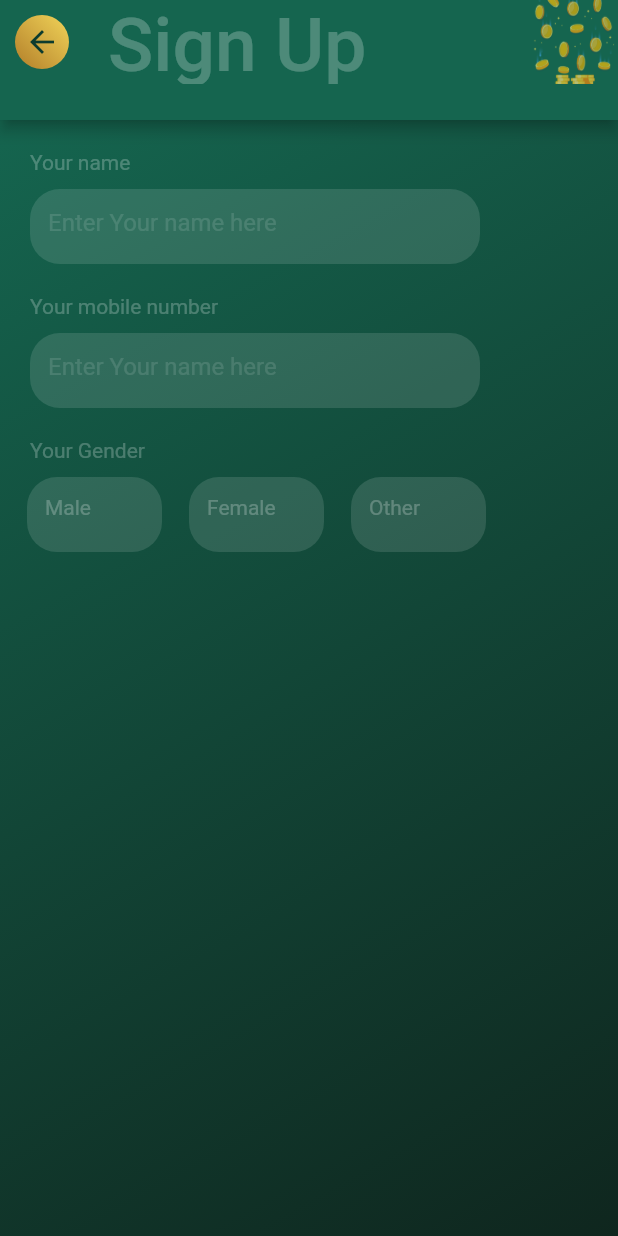
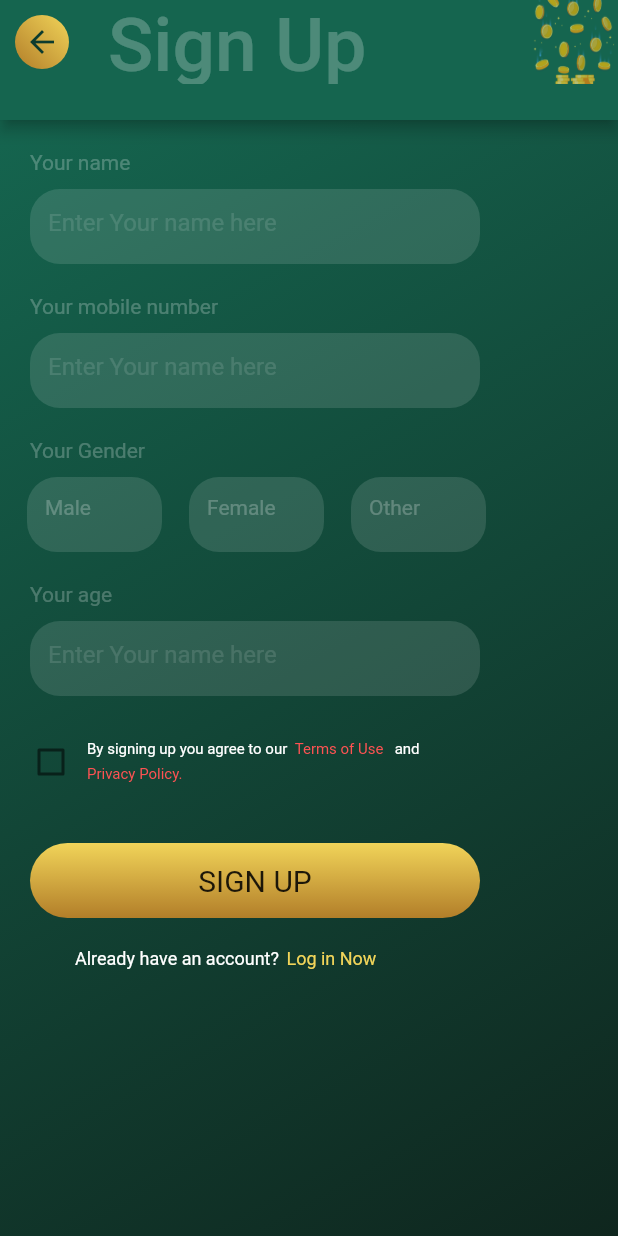
Before and after one commit to vishnupraja/Container-Radio-button, a Flutter app: the Attica screen opened directly, on a phone screen of 412 x 824 dp. Run offline on Flutter 3.47's test engine with Material 2 defaults, Android fonts, the phone set to English and light mode, and no system bars.

Commit message:
Container Radio Button

```diff
--- a/lib/attica.dart
+++ b/lib/attica.dart
@@ -9,6 +9,8 @@ class Attica extends StatefulWidget {
 }
 
 class _AtticaState extends State<Attica> {
+  bool agree = false;
+  void _doSomething() {}
   int? _selectedValueIndex;
   List<String> buttonText = ["Male", "Female","Other"];
 
@@ -180,6 +182,119 @@ class _AtticaState extends State<Attica> {
                 )
               ],
             ),
+            Padding(
+              padding: EdgeInsets.only(left: 20,top: 20),
+              child:  Text("Your age",style: TextStyle(color: Colors.white24),),
+            ),
+            Padding(
+                padding: EdgeInsets.only(right: 20,left: 20,top: 10),
+                child: Container(
+                  height: 50,
+                  width: 300,
+                  decoration: BoxDecoration(
+                    borderRadius: BorderRadius.circular(20),
+                  ),
+                  child:  TextFormField(
+                    style: TextStyle(color: Colors.white54),
+                    decoration: InputDecoration(
+                        filled: true,
+                        fillColor: Colors.white12,
+                        hintText: "Enter Your name here",
+                        hintStyle: TextStyle(color: Colors.white12),
+                        border: OutlineInputBorder(
+                            borderRadius: BorderRadius.circular(20),
+                            borderSide: BorderSide.none
+                        )
+
+
+                    ),
+                  ),
+                )
+            ),
+            Padding(
+              padding: EdgeInsets.only(left: 10,top: 20),
+              child:  Row(
+                children: [
+                  Checkbox(
+
+                    activeColor: Colors.green,
+                    checkColor: Colors.white,
+                    value: agree,
+                    onChanged: (value) {
+                      setState(() {
+                        agree = value ?? false;
+                      });
+                    },
+                  ),
+
+
+                  Column(
+                    crossAxisAlignment: CrossAxisAlignment.start,
+                    children: [
+
+                      Row(
+                        children: const [
+                          Text(
+                            'By signing up you agree to our',
+                            style: TextStyle(color: Colors.white,fontSize: 10),
+                            overflow: TextOverflow.ellipsis,
+                          ),
+                          SizedBox(width: 5,),
+                          Text("Terms of Use ",style: TextStyle(color: Colors.redAccent,fontSize: 10),),
+                          SizedBox(width: 5,),
+                          Text("and ",style: TextStyle(color: Colors.white,fontSize: 10),)
+                        ],
+                      ),
+                      SizedBox(height: 5,),
+                      Text("Privacy Policy.",
+                        style: TextStyle(color: Colors.redAccent,fontSize: 10),
+
+                      )
+                    ],
+                  )
+                ],
+              ),
+            ),
+          SizedBox(height: 20,),
+          Padding(
+             padding: EdgeInsets.only(right: 20,left: 20,top: 10),
+             child:InkWell(
+               child:  Container(
+                   height: 50,
+                   width: 300,
+                   decoration: BoxDecoration(
+                       borderRadius: BorderRadius.circular(30),
+                       gradient: const LinearGradient(
+                           begin: Alignment.topCenter,
+                           end: Alignment.bottomCenter,
+                           colors: [
+                             Color(0xffF1D459),
+                             Color(0xffB27E29)
+                           ]
+                       )
+                   ),
+                   child: Center(
+                     child: const Text("SIGN UP",style: TextStyle(color: Colors.black87,fontSize: 20),),
+                   )
+               ),
+               onTap: (){
+                  agree ? _doSomething : null;
+               },
+             )
+          ),
+            Padding(
+              padding: EdgeInsets.only(left: 50,top: 20),
+              child: Row(
+                children: [
+                  Text("Already have an account?",style: TextStyle(color: Colors.white,fontSize: 12,
+                    overflow:  TextOverflow.ellipsis,),),
+                  SizedBox(width: 5,),
+                  Text("Log in Now",style: TextStyle(color: Color(0xffF1D459),fontSize: 12,
+                    overflow:  TextOverflow.ellipsis,),)
+                ],
+              ),
+            )
+
           ],
         ),
         ),
```
Also changed, not shown: lib/otp.dart (deleted, +0 -84 lines).
